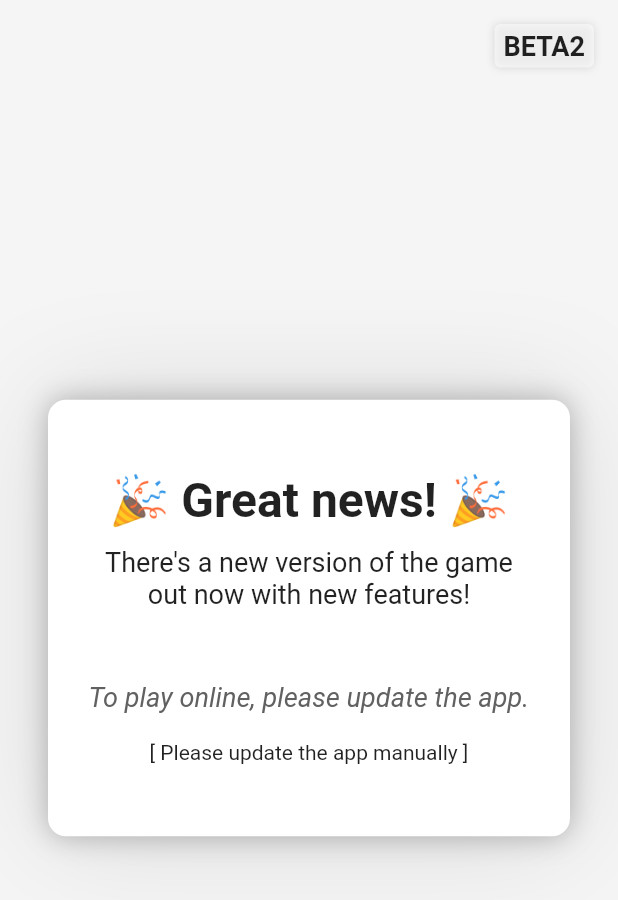
After one commit to filippo-orru/fourinarow-app, a Flutter app: the OutDatedDialog screen opened directly, on a phone screen of 412 x 824 dp. The commit adds this screen. Shown: the top 900 px of the screen. Run offline on Flutter 3.47's test engine with Material 2 defaults, Android fonts, the phone set to English and light mode, and no system bars; our stand-ins replace equatable, flutter_keyboard_visibility, flutter_local_notifications, platform, shared_preferences, tuple; missing offline and left inert: android_intent, flutter_vibrate; accounts and stored records are empty; network calls fail.

Commit message:
New Hello msg & handle outdated protocol
- client hello sends protocol version
- response is either found, new or outdated -> handle each
- add outdated app screen & open store listing
- fix some ui minibugs

```diff
--- a/lib/main.dart
+++ b/lib/main.dart
@@ -138,7 +138,7 @@ class _MyAppState extends State<MyApp> {
                               padding: EdgeInsets.symmetric(
                                   horizontal: 6, vertical: 4),
                               child: Text(
-                                'BETA',
+                                'BETA2',
                                 style: TextStyle(
                                   color: Colors.black87,
                                   fontFamily: 'Roboto',
--- /dev/null
+++ b/lib/menu/outdated.dart
@@ -0,0 +1,89 @@
+// ignore: import_of_legacy_library_into_null_safe
+import 'package:android_intent/android_intent.dart';
+import 'package:flutter/material.dart';
+import 'package:flutter/widgets.dart';
+// ignore: import_of_legacy_library_into_null_safe
+import 'package:platform/platform.dart';
+
+class OutDatedDialog extends StatelessWidget {
+  final isAndroid = LocalPlatform().isAndroid;
+
+  @override
+  Widget build(BuildContext context) {
+    return Scaffold(
+      backgroundColor: Colors.grey[100]!,
+      body: Center(
+        child: Container(
+          margin: EdgeInsets.all(32),
+          padding: EdgeInsets.symmetric(vertical: 48, horizontal: 24),
+          decoration: BoxDecoration(
+            color: Colors.white,
+            borderRadius: BorderRadius.circular(12),
+            boxShadow: [
+              BoxShadow(
+                blurRadius: 64,
+                color: Colors.black12,
+              ),
+              BoxShadow(
+                blurRadius: 16,
+                color: Colors.black26,
+              ),
+            ],
+          ),
+          child: Column(
+            mainAxisSize: MainAxisSize.min,
+            children: [
+              Text(
+                '🎉 Great news! 🎉',
+                textAlign: TextAlign.center,
+                style: TextStyle(
+                  fontSize: 32,
+                  fontWeight: FontWeight.bold,
+                ),
+              ),
+              SizedBox(height: 12),
+              Text(
+                'There\'s a new version of the game out now with new features!',
+                textAlign: TextAlign.center,
+                style: TextStyle(
+                  fontSize: 18,
+                ),
+              ),
+              SizedBox(height: 48),
+              Text(
+                'To play online, please update the app.',
+                textAlign: TextAlign.center,
+                style: TextStyle(
+                  fontSize: 18,
+                  color: Colors.grey[700]!,
+                  fontStyle: FontStyle.italic,
+                ),
+              ),
+              SizedBox(height: 18),
+              isAndroid
+                  ? RaisedButton(
+                      onPressed: () async {
+                        AndroidIntent intent = AndroidIntent(
+                          action: 'action_view',
+                          data: 'https://play.google.com/store/apps/details?'
+                              'id=ml.fourinarow',
+                        );
+                        await intent.launch();
+                      },
+                      color: Colors.blueAccent,
+                      child: Text('Update',
+                          style: TextStyle(
+                            fontSize: 24,
+                            color: Colors.white,
+                          )),
+                      padding:
+                          EdgeInsets.symmetric(vertical: 18, horizontal: 32),
+                    )
+                  : Text('[ Please update the app manually ]'),
+            ],
+          ),
+        ),
+      ),
+    );
+  }
+}
--- a/lib/play/models/online/current_game_state.dart
+++ b/lib/play/models/online/current_game_state.dart
@@ -17,6 +17,10 @@ class GameStateManager with ChangeNotifier {
   GameLoginState get gameLoginState => _gls;
 
   CurrentServerInfo? serverInfo;
+
+  bool get connected => _serverConnection.connected;
+
+  bool get outdated => _serverConnection.outdated;
 
   GameStateManager(this._serverConnection) {
     _cgs = IdleState(_sendPlayerMessage);
--- a/lib/play/models/online/game_states/game_state.dart
+++ b/lib/play/models/online/game_states/game_state.dart
@@ -13,7 +13,11 @@ abstract class GameState with ChangeNotifier {
   final void Function(PlayerMessage) sendPlayerMessage;
 
   @mustCallSuper
-  GameState? handleServerMessage(ServerMessage msg) {}
+  GameState? handleServerMessage(ServerMessage msg) {
+    if (msg is MsgReset) {
+      return IdleState(sendPlayerMessage);
+    }
+  }
 
   @mustCallSuper
   GameState? handlePlayerMessage(PlayerMessage msg) {
--- a/lib/play/models/online/game_states/in_lobby.dart
+++ b/lib/play/models/online/game_states/in_lobby.dart
@@ -18,7 +18,7 @@ class InLobbyState extends GameState {
     if (msg is MsgOppJoined) {
       return InLobbyReadyState(super.sendPlayerMessage);
     }
-    return null;
+    return super.handleServerMessage(msg);
   }
 
   // @override
@@ -43,7 +43,7 @@ class InLobbyReadyState extends GameState {
         opponentId: msg.opponentId,
       );
     }
-    return null;
+    return super.handleServerMessage(msg);
   }
 
   // @override
--- a/lib/play/models/online/game_states/other.dart
+++ b/lib/play/models/online/game_states/other.dart
@@ -23,7 +23,7 @@ class WaitingForLobbyInfoState extends GameState {
     } else if (msg is MsgOkay && code != null) {
       return InLobbyReadyState(super.sendPlayerMessage);
     }
-    return null;
+    return super.handleServerMessage(msg);
   }
 
   // @override
@@ -44,7 +44,7 @@ class WaitingForWWOkayState extends GameState {
     if (msg is MsgOkay) {
       return WaitingForWWOpponentState(super.sendPlayerMessage);
     }
-    return null;
+    return super.handleServerMessage(msg);
   }
 
   // @override
@@ -65,7 +65,7 @@ class WaitingForWWOpponentState extends GameState {
     if (msg is MsgOppJoined) {
       return InLobbyReadyState(super.sendPlayerMessage);
     }
-    return null;
+    return super.handleServerMessage(msg);
   }
 
   // @override
--- a/lib/util/constants.dart
+++ b/lib/util/constants.dart
@@ -6,10 +6,12 @@ const bool useLocalServer = true;
 
 const WS_URL = kDebugMode && useLocalServer
     ? "ws://192.168.178.42:40146/game/"
-    : "wss://fourinarow.ml/game/";
+    : "wss://fourinarow.ml/v2/game/";
 
 const String alphabet = "abcdefghijklmnopqrstuvwxyz";
 
 const int QUEUE_CHECK_INTERVAL_MS = 500;
 
 const int QUEUE_RESEND_TIMEOUT_MS = 1000;
+
+const int PROTOCOL_VERSION = 2;
--- a/pubspec.yaml
+++ b/pubspec.yaml
@@ -11,7 +11,7 @@ description: A new Flutter project.
 # In iOS, build-name is used as CFBundleShortVersionString while build-number used as CFBundleVersion.
 # Read more about iOS versioning at
 # https://developer.apple.com/library/archive/documentation/General/Reference/InfoPlistKeyReference/Articles/CoreFoundationKeys.html
-version: 1.0.14+9
+version: 1.1.0+10
 
 environment:
   sdk: ">=2.12.0-0 <3.0.0"
@@ -33,6 +33,7 @@ dependencies:
   flutter_local_notifications: ^3.0.2
   provider: ^4.3.2+2
   tuple: ^1.0.3
+  android_intent: ^0.3.7+7
 
 dev_dependencies:
   flutter_test:
--- /dev/null
+++ b/todo.txt
@@ -0,0 +1,4 @@
+- "beta2"
+- reset state on MsgReset
+- upgrade app message
+- smarter versioning: rename v2 to "new" or alternate?
```
Also changed, not shown: lib/connection/messages.dart (+38 -23 lines), lib/connection/server_connection.dart (+39 -24 lines), lib/menu/play_selection/all.dart (+10 -16 lines), lib/play/models/online/game_states/playing.dart (+3 -5 lines), lib/play/widgets/online/playing.dart (+3 -6 lines), lib/play/models/online/game_states/outdated.dart (added), pubspec.lock, 5 other files.
